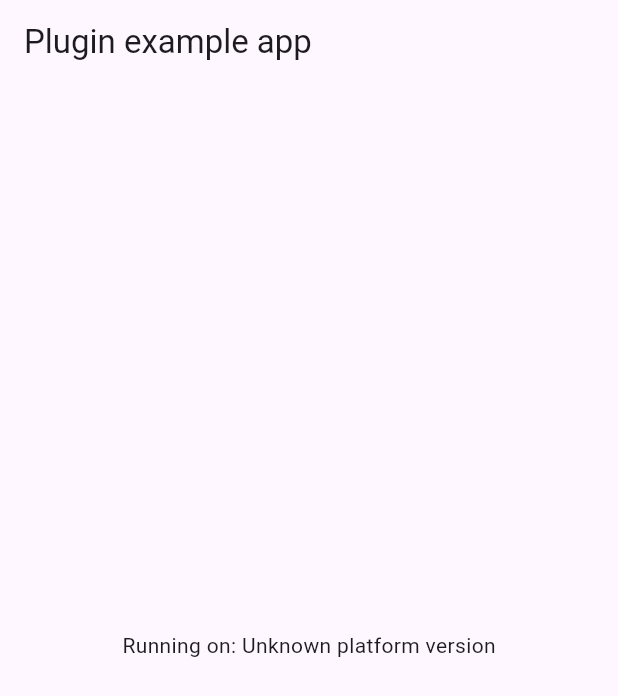
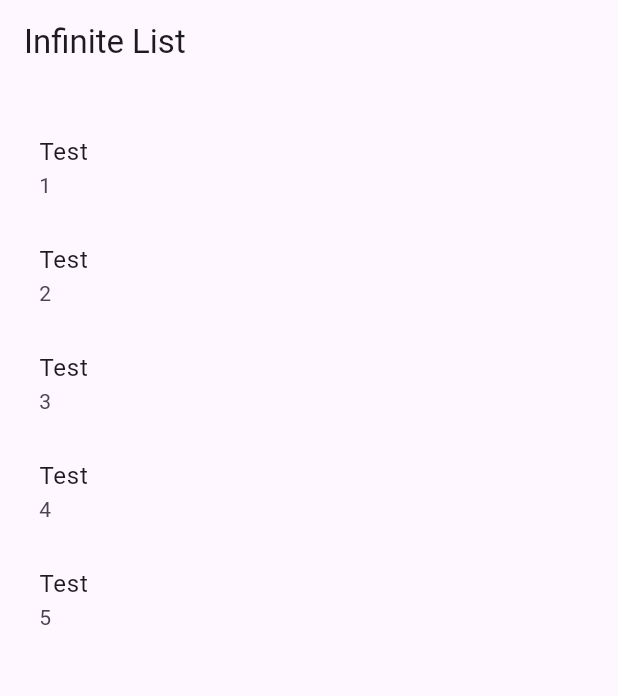
Before and after one commit to FrenkyDema/bloc_infinity_list, a Flutter app: the screen it shows after launch, on a phone screen of 412 x 824 dp. Shown: the top 696 px of the screen. Run offline on Flutter 3.47's test engine with Material 3 defaults, Android fonts, the phone set to English and light mode, and no system bars; our stand-ins replace equatable, flutter_bloc, plugin_platform_interface.

Commit message:
Bloc implementation
Build list
Refactoring

```diff
--- /dev/null
+++ b/example/devtools_options.yaml
@@ -0,0 +1,3 @@
+description: This file stores settings for Dart & Flutter DevTools.
+documentation: https://docs.flutter.dev/tools/devtools/extensions#configure-extension-enablement-states
+extensions:
--- a/example/lib/main.dart
+++ b/example/lib/main.dart
@@ -1,8 +1,38 @@
-import 'package:flutter/material.dart';
 import 'dart:async';
 
-import 'package:flutter/services.dart';
 import 'package:bloc_infinity_list/bloc_infinity_list.dart';
+import 'package:bloc_infinity_list/infinite_list_bloc/infinite_list_bloc.dart';
+import 'package:flutter/material.dart';
+import 'package:flutter_bloc/flutter_bloc.dart';
+
+class ListItem {
+  static int staticId = 0;
+
+  final int id;
+  final String name;
+
+  ListItem({required this.name}) : id = ++staticId;
+}
+
+class MyCustomBloc extends InfiniteListBloc<ListItem> {
+  @override
+  Future<List<ListItem>> fetchItems(
+      {required int limit, required int offset}) async {
+    try {
+      await Future.delayed(Durations.long1);
+
+      return [
+        ListItem(name: "Test"),
+        ListItem(name: "Test"),
+        ListItem(name: "Test"),
+        ListItem(name: "Test"),
+        ListItem(name: "Test"),
+      ];
+    } on Exception {
+      rethrow;
+    }
+  }
+}
 
 void main() {
   runApp(const MyApp());
@@ -16,46 +46,39 @@ class MyApp extends StatefulWidget {
 }
 
 class _MyAppState extends State<MyApp> {
-  String _platformVersion = 'Unknown';
-  final _blocInfinityListPlugin = BlocInfinityList();
-
-  @override
-  void initState() {
-    super.initState();
-    initPlatformState();
-  }
-
-  // Platform messages are asynchronous, so we initialize in an async method.
-  Future<void> initPlatformState() async {
-    String platformVersion;
-    // Platform messages may fail, so we use a try/catch PlatformException.
-    // We also handle the message potentially returning null.
-    try {
-      platformVersion =
-          await _blocInfinityListPlugin.getPlatformVersion() ?? 'Unknown platform version';
-    } on PlatformException {
-      platformVersion = 'Failed to get platform version.';
-    }
-
-    // If the widget was removed from the tree while the asynchronous platform
-    // message was in flight, we want to discard the reply rather than calling
-    // setState to update our non-existent appearance.
-    if (!mounted) return;
-
-    setState(() {
-      _platformVersion = platformVersion;
-    });
-  }
+  final MyCustomBloc bloc = MyCustomBloc();
 
   @override
   Widget build(BuildContext context) {
     return MaterialApp(
       home: Scaffold(
         appBar: AppBar(
-          title: const Text('Plugin example app'),
+          title: const Text('Infinite List'),
         ),
-        body: Center(
-          child: Text('Running on: $_platformVersion\n'),
+        body: BlocProvider.value(
+          value: bloc,
+          child: InfiniteListView<ListItem>(
+            bloc: bloc,
+            padding: const EdgeInsets.symmetric(vertical: 20, horizontal: 10),
+            itemBuilder: (context, item) {
+              return ListTile(
+                title: Text(item.name),
+                subtitle: Text(item.id.toString()),
+              );
+            },
+            loadingWidget: (context) => Container(
+              alignment: Alignment.center,
+              padding: const EdgeInsets.all(20),
+              child: CircularProgressIndicator.adaptive(
+                strokeWidth: 2.0,
+                valueColor: AlwaysStoppedAnimation<Color>(
+                  Theme.of(context).colorScheme.secondary,
+                ),
+              ),
+            ),
+            errorWidget: (context, error) => Center(child: Text(error)),
+            emptyWidget: (context) => const Center(child: Text('No items')),
+          ),
         ),
       ),
     );
--- a/example/pubspec.yaml
+++ b/example/pubspec.yaml
@@ -17,6 +17,8 @@ dependencies:
   flutter:
     sdk: flutter
 
+  flutter_bloc: ^8.1.6
+
   bloc_infinity_list:
     # When depending on this package from a real application you should use:
     #   bloc_infinity_list: ^x.y.z
@@ -27,7 +29,7 @@ dependencies:
 
   # The following adds the Cupertino Icons font to your application.
   # Use with the CupertinoIcons class for iOS style icons.
-  cupertino_icons: ^1.0.6
+  cupertino_icons: ^1.0.8
 
 dev_dependencies:
   integration_test:
--- a/lib/bloc_infinity_list.dart
+++ b/lib/bloc_infinity_list.dart
@@ -1,8 +1,128 @@
+import 'package:flutter/material.dart';
+import 'package:flutter_bloc/flutter_bloc.dart';
 
-import 'bloc_infinity_list_platform_interface.dart';
+import 'infinite_list_bloc/infinite_list_bloc.dart';
 
-class BlocInfinityList {
-  Future<String?> getPlatformVersion() {
-    return BlocInfinityListPlatform.instance.getPlatformVersion();
+class InfiniteListView<T> extends StatefulWidget {
+  final InfiniteListBloc<T> bloc;
+  final Widget Function(BuildContext context, T item) itemBuilder;
+  final Widget Function(BuildContext context)? loadingWidget;
+  final Widget Function(BuildContext context, String error)? errorWidget;
+  final Widget Function(BuildContext context)? emptyWidget;
+  final EdgeInsetsGeometry? padding;
+
+  const InfiniteListView({
+    super.key,
+    required this.bloc,
+    required this.itemBuilder,
+    this.loadingWidget,
+    this.errorWidget,
+    this.emptyWidget,
+    this.padding,
+  });
+
+  @override
+  State<InfiniteListView<T>> createState() => _InfiniteListViewState<T>();
+}
+
+class _InfiniteListViewState<T> extends State<InfiniteListView<T>> {
+  final ScrollController _scrollController = ScrollController();
+
+  @override
+  void initState() {
+    super.initState();
+    _scrollController.addListener(_onScroll);
+    widget.bloc.add(LoadItemsEvent());
+  }
+
+  @override
+  void dispose() {
+    _scrollController.dispose();
+    super.dispose();
+  }
+
+  void _onScroll() {
+    if (_isBottom) {
+      widget.bloc.add(LoadMoreItemsEvent());
+    }
+  }
+
+  bool get _isBottom {
+    if (!_scrollController.hasClients) return false;
+    final double maxScroll = _scrollController.position.maxScrollExtent;
+    final double currentScroll = _scrollController.offset;
+
+    final BaseInfiniteListState<T> currentState = widget.bloc.state;
+
+    return currentState is LoadedState<T> && currentScroll >= maxScroll;
+  }
+
+  @override
+  Widget build(BuildContext context) {
+    return BlocBuilder<InfiniteListBloc<T>, BaseInfiniteListState<T>>(
+      bloc: widget.bloc,
+      builder: (context, state) {
+        if (state is InitialState<T>) {
+          return _loadingWidget(context);
+        } else if (state is ErrorState<T>) {
+          return widget.errorWidget?.call(context, state.error.toString()) ??
+              Center(child: Text(state.error.toString()));
+        } else if (state is LoadedState<T> ||
+            state is NoMoreItemsState<T> ||
+            state is LoadingState) {
+          if (state.state.items.isEmpty) {
+            return _emptyWidget(context);
+          }
+
+          return RefreshIndicator(
+            color: Theme.of(context).iconTheme.color,
+            backgroundColor: Theme.of(context).cardTheme.color,
+            onRefresh: () async {
+              widget.bloc.add(LoadItemsEvent());
+              await widget.bloc.stream
+                  .firstWhere((event) => event is LoadingState);
+            },
+            child: ListView.builder(
+              controller: _scrollController,
+              padding: widget.padding,
+              physics: const AlwaysScrollableScrollPhysics(),
+              itemCount: state is NoMoreItemsState<T>
+                  ? state.state.items.length
+                  : state.state.items.length + 1,
+              itemBuilder: (context, index) {
+                if (index >= state.state.items.length) {
+                  return _bottomIndicator(context, state);
+                }
+                return widget.itemBuilder(context, state.state.items[index]);
+              },
+            ),
+          );
+        }
+        return Container();
+      },
+    );
+  }
+
+  Widget _bottomIndicator(
+      BuildContext context, BaseInfiniteListState<T> state) {
+    return switch (state) {
+      LoadingState() => _loadingWidget(context),
+      NoMoreItemsState<T>() => _emptyWidget(context),
+      _ => const SizedBox(),
+    };
+  }
+
+  Widget _emptyWidget(BuildContext context) =>
+      widget.emptyWidget?.call(context) ??
+      Center(
+        child: Text(
+          'No items',
+          style: Theme.of(context).textTheme.bodyLarge,
+        ),
+      );
+
+  Widget _loadingWidget(BuildContext context) {
+    return widget.loadingWidget?.call(context) ??
+        const Center(child: CircularProgressIndicator.adaptive());
   }
 }
--- /dev/null
+++ b/lib/infinite_list_bloc/infinite_list_bloc.dart
@@ -0,0 +1,52 @@
+import 'package:equatable/equatable.dart';
+import 'package:flutter/material.dart';
+import 'package:flutter_bloc/flutter_bloc.dart';
+
+part 'infinite_list_event.dart';
+part 'infinite_list_state.dart';
+
+abstract class InfiniteListBloc<T>
+    extends Bloc<InfiniteListEvent, BaseInfiniteListState<T>> {
+  static const int limit = 10;
+
+  InfiniteListBloc() : super(InitialState<T>()) {
+    on<LoadItemsEvent>((event, emit) async {
+      debugPrint("\n LoadItemsEvent...");
+
+      try {
+        emit(LoadingState(state.state));
+        final List<T> items = await fetchItems(limit: limit, offset: 0);
+        debugPrint("Items fetched: ${items.length}");
+        emit(LoadedState(state.state.copyWith(items: items)));
+      } catch (e) {
+        debugPrint("Error fetching items: $e");
+        emit(ErrorState(state.state, error: e as Exception));
+      }
+      debugPrint("LoadItemsEvent!\n");
+    });
+
+    on<LoadMoreItemsEvent>((event, emit) async {
+      debugPrint("\n LoadMoreItemsEvent...");
+
+      try {
+        emit(LoadingState(state.state));
+        final List<T> items = await fetchItems(
+          limit: event.limit ?? limit,
+          offset: event.offset ?? state.state.items.length,
+        );
+        debugPrint("More items fetched: ${items.length}");
+        if (items.isEmpty) {
+          emit(NoMoreItemsState(state.state));
+        } else {
+          emit(LoadedState(state.state.moreItems(newItems: items)));
+        }
+      } catch (e) {
+        debugPrint("Error fetching more items: $e");
+        emit(ErrorState(state.state, error: e as Exception));
+      }
+      debugPrint("LoadMoreItemsEvent!\n");
+    });
+  }
+
+  Future<List<T>> fetchItems({required int limit, required int offset});
+}
--- /dev/null
+++ b/lib/infinite_list_bloc/infinite_list_event.dart
@@ -0,0 +1,15 @@
+part of 'infinite_list_bloc.dart';
+
+abstract class InfiniteListEvent extends Equatable {
+  @override
+  List<Object> get props => [];
+}
+
+class LoadItemsEvent extends InfiniteListEvent {}
+
+class LoadMoreItemsEvent extends InfiniteListEvent {
+  final int? limit;
+  final int? offset;
+
+  LoadMoreItemsEvent({this.limit, this.offset});
+}
--- /dev/null
+++ b/lib/infinite_list_bloc/infinite_list_state.dart
@@ -0,0 +1,59 @@
+part of 'infinite_list_bloc.dart';
+
+class InfiniteListState<T> {
+  final List<T> items;
+
+  InfiniteListState({required this.items});
+
+  factory InfiniteListState.empty() {
+    return InfiniteListState(items: []);
+  }
+
+  InfiniteListState<T> copyWith({
+    List<T>? items,
+  }) {
+    return InfiniteListState(
+      items: items ?? this.items,
+    );
+  }
+
+  InfiniteListState<T> moreItems({
+    required List<T> newItems,
+  }) {
+    return InfiniteListState(items: this.items..addAll(newItems));
+  }
+}
+
+abstract class BaseInfiniteListState<T> extends Equatable {
+  final InfiniteListState<T> state;
+
+  const BaseInfiniteListState(this.state);
+
+  @override
+  List<Object> get props => [state];
+}
+
+class InitialState<T> extends BaseInfiniteListState<T> {
+  InitialState() : super(InfiniteListState.empty());
+}
+
+class LoadingState<T> extends BaseInfiniteListState<T> {
+  const LoadingState(super.state);
+}
+
+class LoadedState<T> extends BaseInfiniteListState<T> {
+  const LoadedState(super.state);
+}
+
+class NoMoreItemsState<T> extends BaseInfiniteListState<T> {
+  const NoMoreItemsState(super.state);
+}
+
+class ErrorState<T> extends BaseInfiniteListState<T> {
+  final Exception error;
+
+  const ErrorState(super.state, {required this.error});
+
+  @override
+  List<Object> get props => [state, error];
+}
--- a/pubspec.yaml
+++ b/pubspec.yaml
@@ -11,7 +11,7 @@ dependencies:
   flutter:
     sdk: flutter
   plugin_platform_interface: ^2.1.8
-
+  equatable: 2.0.5
   flutter_bloc: ^8.1.6
 
 dev_dependencies:
```
Also changed, not shown: example/pubspec.lock, pubspec.lock, 4 other files.
